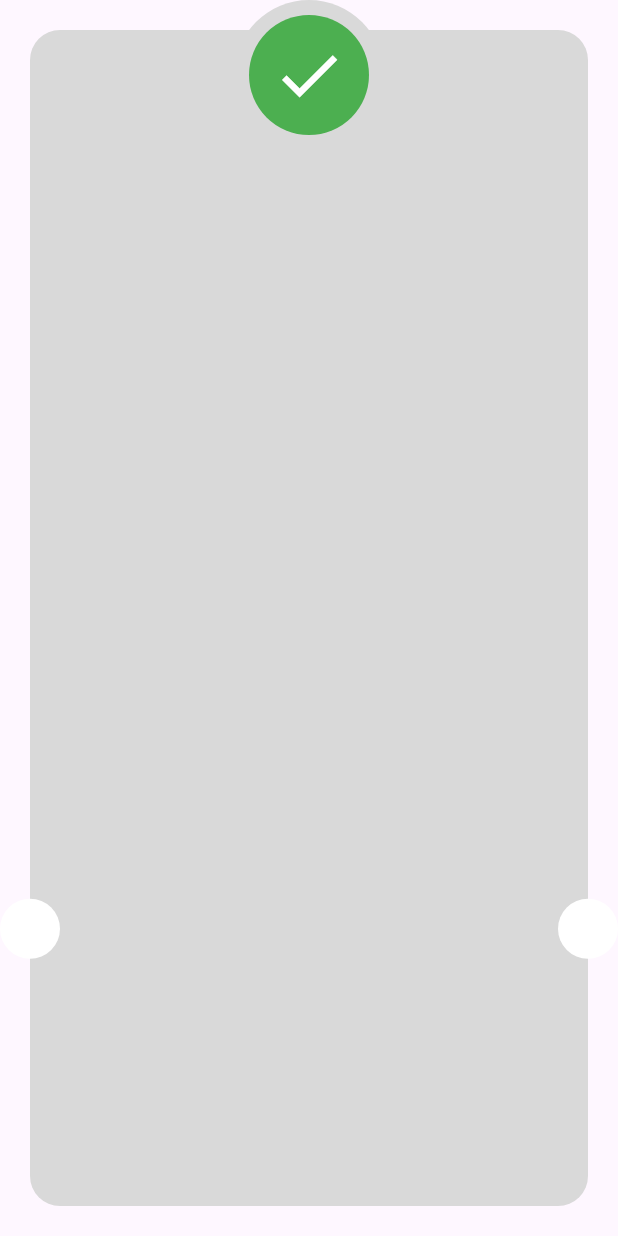
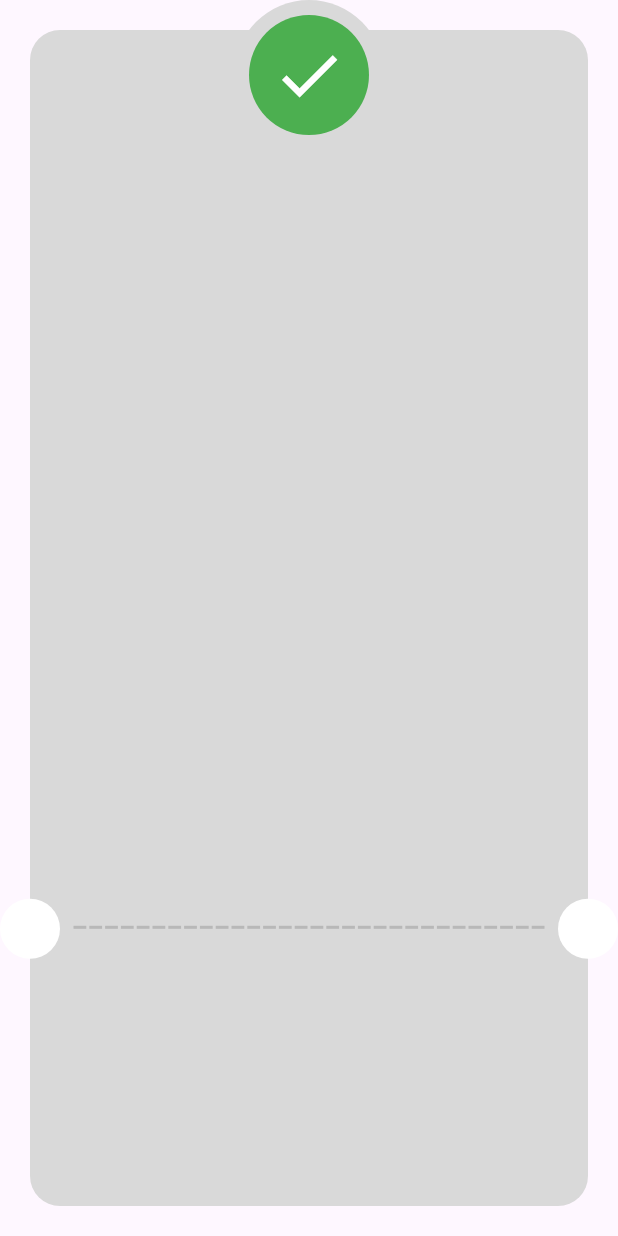
Before and after one commit to mhussien1102/checkout_app, a Flutter app: the ThankYouView screen opened directly, on a phone screen of 412 x 824 dp. Run offline on Flutter 3.47's test engine with Material 3 defaults, Android fonts, the light colour scheme and no system bars; our stand-ins replace flutter_credit_card, flutter_svg.

Commit message:
make the dashed line in thank you screen

```diff
--- a/lib/features/checkout/presentation/views/widgets/thank_you_view_body.dart
+++ b/lib/features/checkout/presentation/views/widgets/thank_you_view_body.dart
@@ -16,6 +16,29 @@ class ThankYouViewBody extends StatelessWidget {
                 borderRadius: BorderRadius.circular(20),
               ),
               color: Color(0xffD9D9D9),
+            ),
+          ),
+          Positioned(
+            bottom: MediaQuery.sizeOf(context).height * .2 + 20,
+            left: 0,
+            right: 0,
+            child: Padding(
+              padding: const EdgeInsets.symmetric(horizontal: 28),
+              child: Row(
+                children: List.generate(
+                  30,
+                  (index) => Expanded(
+                    child: Padding(
+                      padding: const EdgeInsets.symmetric(horizontal: 1.0),
+                      child: Container(
+                        height: 2,
+                        color: Color(0xffB8B8B8),
+                        // color: Colors.red,
+                      ),
+                    ),
+                  ),
+                ),
+              ),
             ),
           ),
           Positioned(
```
